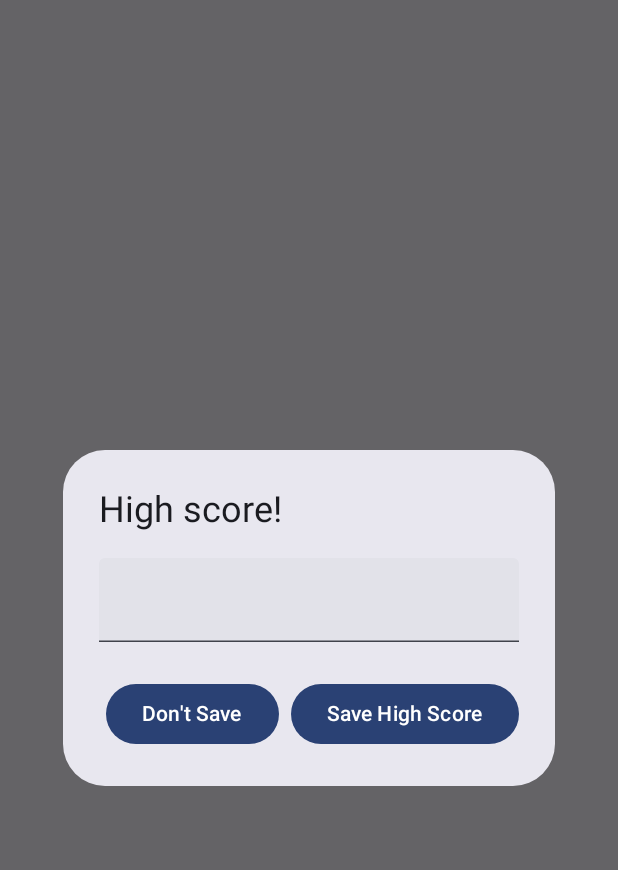
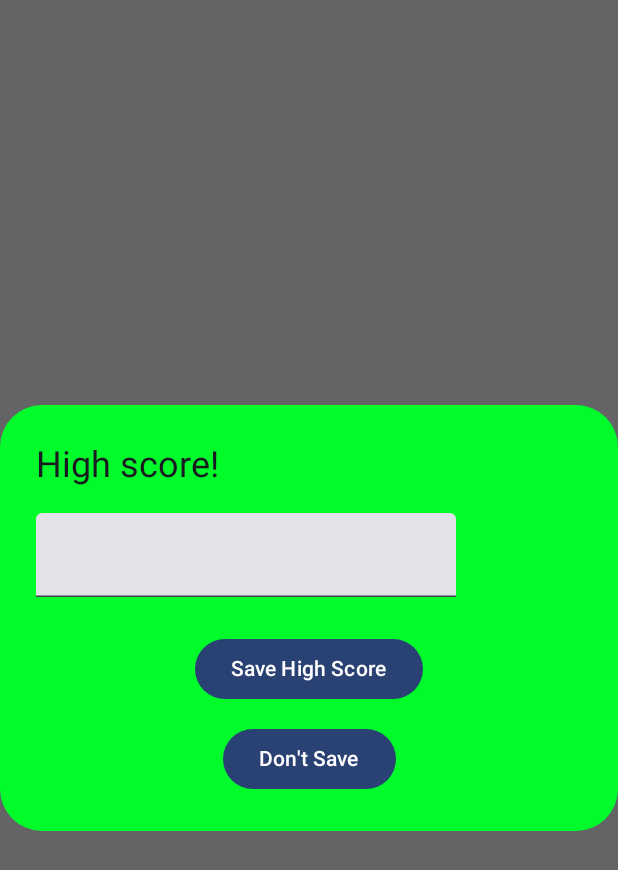
Before and after one commit to krilleellerstoffe/Memory, an Android app built with Jetpack Compose: the composable HighScoreDialog shown on its own in the app's theme, on a phone screen of 412 x 824 dp. Shown: the top 870 px of the screen. Run offline under Robolectric (Android 15) with nearby library versions, the phone set to English and light mode, and no system bars; our stand-ins replace Dagger/Hilt's generated code.

Commit message:
Styling for UI: dialogs for highscore and game over, and Highscorescreen

```diff
--- a/app/src/main/java/se/mau/al0038/memory/ui/HighScoreDialog.kt
+++ b/app/src/main/java/se/mau/al0038/memory/ui/HighScoreDialog.kt
@@ -1,11 +1,20 @@
 package se.mau.al0038.memory.ui
 
+import androidx.compose.foundation.background
+import androidx.compose.foundation.layout.Box
+import androidx.compose.foundation.layout.Column
+import androidx.compose.foundation.layout.fillMaxWidth
 import androidx.compose.material3.AlertDialog
 import androidx.compose.material3.Button
 import androidx.compose.material3.Text
 import androidx.compose.material3.TextField
 import androidx.compose.runtime.Composable
+import androidx.compose.ui.Alignment
+import androidx.compose.ui.Modifier
+import androidx.compose.ui.graphics.Color
+import androidx.compose.ui.res.colorResource
 import androidx.hilt.navigation.compose.hiltViewModel
+import se.mau.al0038.memory.R
 import se.mau.al0038.memory.data.PlayerStats
 import se.mau.al0038.memory.ui.viewModel.HighScoreInputViewModel
 
@@ -20,6 +29,9 @@ fun HighScoreDialog(
     highScoreInputViewModel.evaluateIfNewHighScore(playerStats.score)
 
     if (highScoreInputViewModel.newHighScore) {
+        Box(
+            contentAlignment = Alignment.Center
+        ){
             AlertDialog(
                 onDismissRequest = { onDismissRequest() },
                 title = { Text(text = "High score!") },
@@ -27,15 +39,31 @@ fun HighScoreDialog(
                     TextField(value = highScoreInputViewModel.playerName, onValueChange = { highScoreInputViewModel.playerName = it })
                 },
                 confirmButton = {
-                Button(onClick = { highScoreInputViewModel.insertNewHighScore(playerStats); onViewHighScore() }) {
+                    Column(
+                        modifier = Modifier.fillMaxWidth(),
+                        horizontalAlignment = Alignment.CenterHorizontally
+                    ){
+                        Button(
+                            onClick = { highScoreInputViewModel.insertNewHighScore(playerStats);onViewHighScore()},
+                        ) {
                             Text(text = "Save High Score")
+                        }
                     }
                 },
                 dismissButton = {
-                Button(onClick = { onDismissRequest() }) {
+                    Column(
+                        modifier = Modifier.fillMaxWidth(),
+                        horizontalAlignment = Alignment.CenterHorizontally
+                    ) {
+                        Button(
+                            onClick = { onDismissRequest() }
+                        ) {
                             Text(text = "Don't Save")
                         }
+                    }
                 },
+                containerColor = colorResource(id = R.color.green)
             )
         }
     }
+}
--- a/app/src/main/res/values/colors.xml
+++ b/app/src/main/res/values/colors.xml
@@ -7,4 +7,7 @@
     <color name="teal_700">#FF018786</color>
     <color name="black">#FF000000</color>
     <color name="white">#FFFFFFFF</color>
+    <color name="light_blue">#75CAF1</color>
+    <color name="Red">#E04C41</color>
+    <color name="green">#00FD2B</color>
 </resources>
```
Also changed, not shown: app/src/main/java/se/mau/al0038/memory/ui/GameScreen.kt (+45 -48 lines), app/src/main/java/se/mau/al0038/memory/ui/HighscoreScreen.kt (+40 -8 lines). Lines whose indentation alone changed are shown as unchanged.
